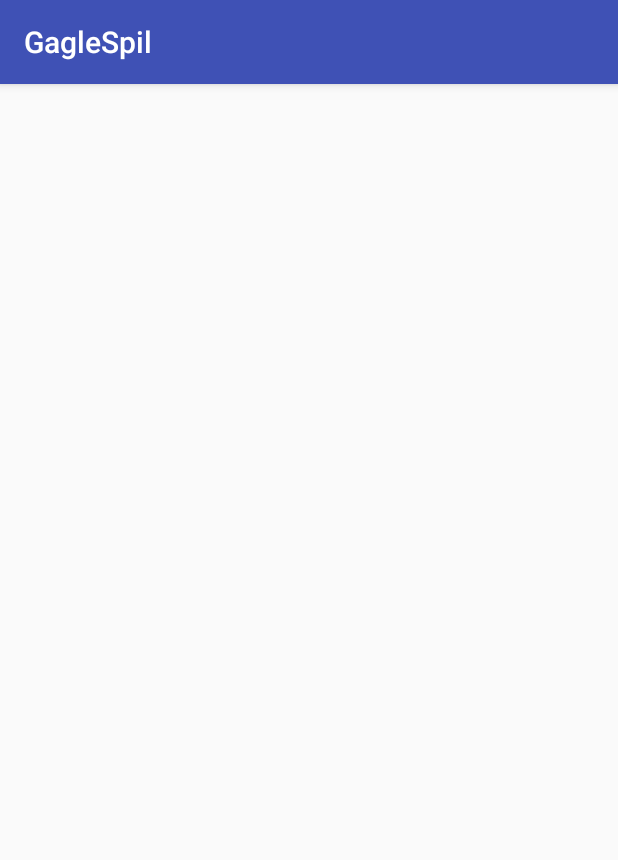
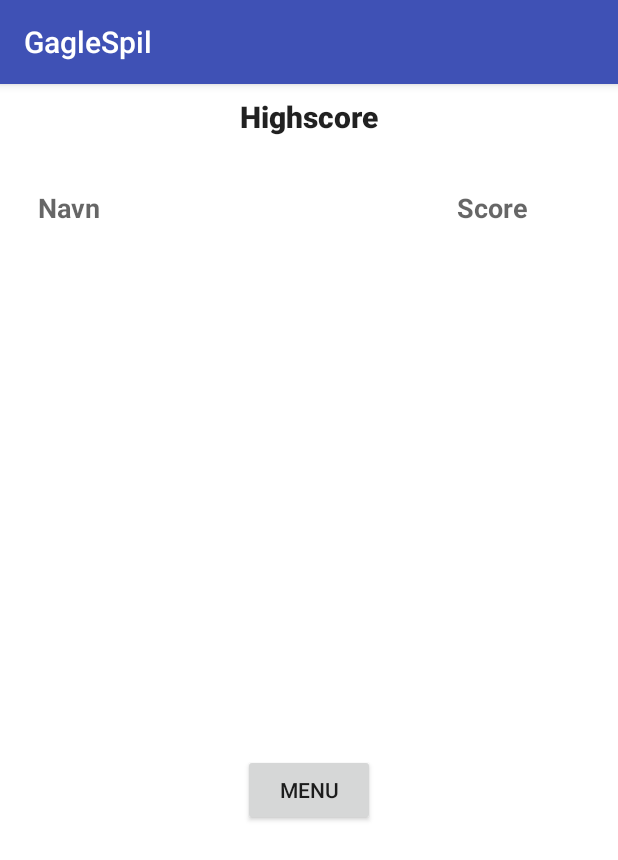
Before and after one commit to AlenDK/Galgespil, an Android app: the fragment HighScore shown on its own in the app's theme, on a phone screen of 412 x 824 dp. Shown: the top 860 px of the screen. Run offline under Robolectric (Android 15) with nearby library versions, the light colour scheme and no system bars; our stand-ins replace Firebase (no records; nobody signed in at launch, a user with empty details on screens opened directly).

Commit message:
Highscore er helt færdigt nu

```diff
--- a/app/src/main/java/e/android/gaglespil/HighScore.java
+++ b/app/src/main/java/e/android/gaglespil/HighScore.java
@@ -3,6 +3,7 @@ package e.android.gaglespil;
 import android.app.Activity;
 import android.app.Fragment;
 import android.app.FragmentManager;
+import android.os.AsyncTask;
 import android.os.Bundle;
 import android.support.annotation.NonNull;
 import android.support.annotation.Nullable;
@@ -11,7 +12,9 @@ import android.view.LayoutInflater;
 import android.view.View;
 import android.view.ViewGroup;
 import android.widget.ArrayAdapter;
+import android.widget.Button;
 import android.widget.ListView;
+import android.widget.ProgressBar;
 
 
 import com.google.firebase.FirebaseError;
@@ -23,21 +26,25 @@ import java.util.ArrayList;
 import java.util.Collections;
 import java.util.List;
 
-public class HighScore extends Fragment {
+public class HighScore extends Fragment implements View.OnClickListener {
     private static final String TAG = "Highscore";
 
     DAO dao = new DAO();
     ListView brugerlist;
     BrugerList adapter;
-
-
+    ProgressBar progressBar;
+    Button menu;
     List<Bruger> brugerliste;
 
     @Override
     public View onCreateView(LayoutInflater inflater, @Nullable ViewGroup container, @Nullable Bundle savedInstanceState) {
         View view = inflater.inflate(R.layout.highscore, container, false);
 
+        menu = (Button) view.findViewById(R.id.menu) ;
+        menu.setOnClickListener(this);
+
         brugerliste = new ArrayList<>();
+        progressBar = view.findViewById(R.id.progress);
 
         brugerlist = view.findViewById(R.id.brugerlist);
 
@@ -45,7 +52,7 @@ public class HighScore extends Fragment {
 
         brugerlist.setAdapter(adapter);
 
-
+        new AsyncTaskBackground().execute();
 
 
         Log.d(TAG, "create " + brugerliste.size());
@@ -55,9 +62,28 @@ public class HighScore extends Fragment {
     }
 
     @Override
-    public void onStart() {
-        super.onStart();
+    public void onClick(View view) {
 
+        getFragmentManager().beginTransaction()
+                .replace(R.id.fragmentindhold, new MainActivity())
+                .addToBackStack(null)
+                .commit();
+
+
+    }
+
+
+    private class AsyncTaskBackground extends AsyncTask {
+
+        @Override
+        protected void onPreExecute() {
+            super.onPreExecute();
+            progressBar.setVisibility(View.VISIBLE);
+            brugerlist.setVisibility(View.INVISIBLE);
+        }
+
+        protected Object doInBackground(Object... arg0) {
+            try {
                 dao.mDatabase().addValueEventListener(new ValueEventListener() {
                     @Override
                     public void onDataChange(DataSnapshot dataSnapshot) {
@@ -81,9 +107,23 @@ public class HighScore extends Fragment {
                     }
 
                 });
+                return "Virker";
+            } catch (Exception e) {
+                e.printStackTrace();
+                return "fejl";
+            }
+        }
+
+        @Override
+        protected void onPostExecute(Object arg0 ) {
+            progressBar.setVisibility(View.INVISIBLE);
+            brugerlist.setVisibility(View.VISIBLE);
+        }
+
+    }
+
 
 
 
 
 }
-}
--- a/app/src/main/res/layout/highscore.xml
+++ b/app/src/main/res/layout/highscore.xml
@@ -3,20 +3,83 @@
     xmlns:app="http://schemas.android.com/apk/res-auto"
     xmlns:tools="http://schemas.android.com/tools"
     android:layout_width="match_parent"
-    android:layout_height="match_parent">
+    android:layout_height="match_parent"
+    android:background="@android:color/background_light">
 
 
     <ListView
         android:id="@+id/brugerlist"
         android:layout_width="368dp"
-        android:layout_height="495dp"
-        android:layout_marginBottom="16dp"
+        android:layout_height="326dp"
+        android:layout_marginEnd="8dp"
+        android:layout_marginTop="76dp"
+        app:layout_constraintEnd_toEndOf="parent"
+        app:layout_constraintTop_toBottomOf="@+id/titel" />
+
+    <TextView
+        android:id="@+id/titel"
+        android:layout_width="wrap_content"
+        android:layout_height="wrap_content"
         android:layout_marginEnd="8dp"
         android:layout_marginStart="8dp"
+        android:layout_marginTop="8dp"
+        android:text="Highscore"
+        android:textAppearance="@style/Base.TextAppearance.AppCompat.Title"
+        android:textStyle="bold"
+        app:layout_constraintEnd_toEndOf="parent"
+        app:layout_constraintStart_toStartOf="parent"
+        app:layout_constraintTop_toTopOf="parent" />
+
+    <TextView
+        android:id="@+id/navn"
+        android:layout_width="wrap_content"
+        android:layout_height="wrap_content"
+        android:layout_marginStart="25dp"
+        android:layout_marginTop="70dp"
+        android:text="Navn"
+        android:textAppearance="@style/Base.TextAppearance.AppCompat.Medium"
+        android:textStyle="bold"
+        app:layout_constraintStart_toStartOf="parent"
+        app:layout_constraintTop_toTopOf="parent" />
+
+    <TextView
+        android:id="@+id/scor"
+        android:textAppearance="@style/Base.TextAppearance.AppCompat.Medium"
+        android:textStyle="bold"
+        android:layout_width="wrap_content"
+        android:layout_height="wrap_content"
+        android:layout_marginEnd="60dp"
+        android:layout_marginTop="70dp"
+        android:text="Score"
+        app:layout_constraintEnd_toEndOf="parent"
+        app:layout_constraintTop_toTopOf="parent" />
+
+    <ProgressBar
+        android:id="@+id/progress"
+        android:layout_width="0dp"
+        android:layout_height="0dp"
+        android:layout_marginBottom="8dp"
+        android:layout_marginEnd="8dp"
+        android:layout_marginStart="8dp"
+        android:layout_marginTop="8dp"
+        android:visibility="invisible"
         app:layout_constraintBottom_toBottomOf="parent"
         app:layout_constraintEnd_toEndOf="parent"
-        app:layout_constraintHorizontal_bias="0.644"
+        app:layout_constraintHorizontal_bias="0.0"
         app:layout_constraintStart_toStartOf="parent"
         app:layout_constraintTop_toTopOf="parent"
-        app:layout_constraintVertical_bias="0.032" />
+        app:layout_constraintVertical_bias="0.0" />
+
+    <Button
+        android:id="@+id/menu"
+        android:layout_width="wrap_content"
+        android:layout_height="wrap_content"
+        android:layout_marginEnd="8dp"
+        android:layout_marginStart="8dp"
+        android:layout_marginTop="9dp"
+        android:text="Menu"
+        app:layout_constraintEnd_toEndOf="parent"
+        app:layout_constraintStart_toStartOf="parent"
+        app:layout_constraintTop_toBottomOf="@+id/brugerlist" />
+
 </android.support.constraint.ConstraintLayout>
--- a/app/src/main/res/layout/list_layout.xml
+++ b/app/src/main/res/layout/list_layout.xml
@@ -10,7 +10,7 @@
         android:layout_width="wrap_content"
         android:layout_height="wrap_content"
         android:layout_marginStart="60dp"
-        android:layout_marginTop="10dp"
+        android:layout_marginTop="4dp"
         android:text="TextView"
         android:textAppearance="@style/Base.TextAppearance.AppCompat.Large"
         app:layout_constraintStart_toStartOf="parent"
@@ -22,7 +22,7 @@
         android:layout_height="wrap_content"
         android:layout_marginEnd="60dp"
         android:layout_marginStart="8dp"
-        android:layout_marginTop="10dp"
+        android:layout_marginTop="4dp"
         android:text="TextView"
         android:textAppearance="@style/Base.TextAppearance.AppCompat.Large"
         app:layout_constraintEnd_toEndOf="parent"
```
Lines whose indentation alone changed are shown as unchanged.
